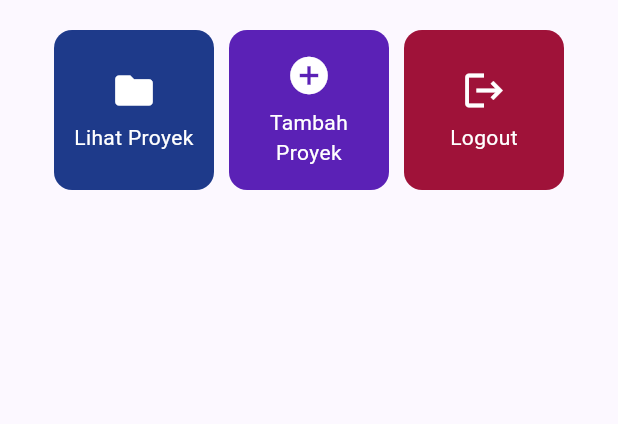
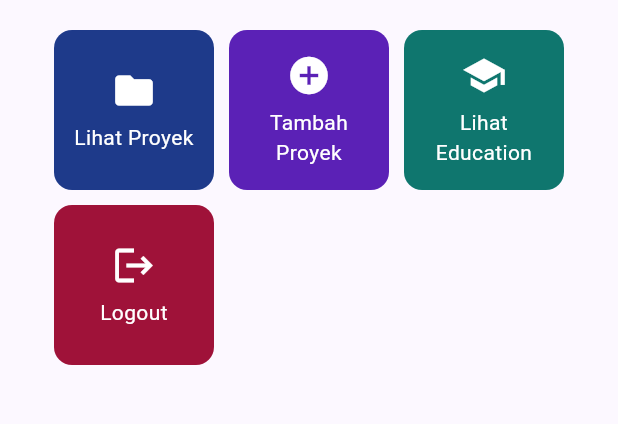
Before and after one commit to DioDateUs/myportofolio_mobile, a Flutter app: the screen it shows after launch, on a phone screen of 412 x 824 dp, the part 387-811 px from its top. Run offline on Flutter 3.47's test engine with Material 3 defaults, Android fonts, the phone set to English and light mode, and no system bars.

Commit message:
Individual Assignment 7: Implement portfolio menu and custom colors

```diff
--- a/lib/menu.dart
+++ b/lib/menu.dart
@@ -10,6 +10,7 @@ class MyHomePage extends StatelessWidget {
   final List<ItemHomepage> items = [
     ItemHomepage("Lihat Proyek", Icons.folder, const Color(0xFF1E3A8A)), // Cosmic Deep Blue
     ItemHomepage("Tambah Proyek", Icons.add_circle, const Color(0xFF5B21B6)), // Nebula Purple
+    ItemHomepage("Lihat Education", Icons.school, const Color(0xFF0F766E)), // Galactic Teal
     ItemHomepage("Logout", Icons.logout, const Color(0xFF9F1239)), // Supernova Crimson
   ];
 
```
